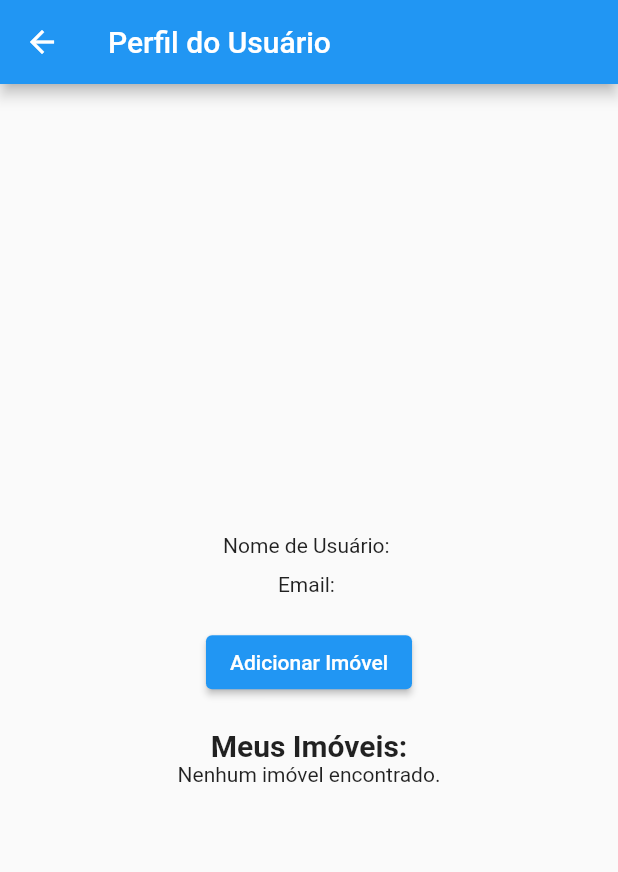
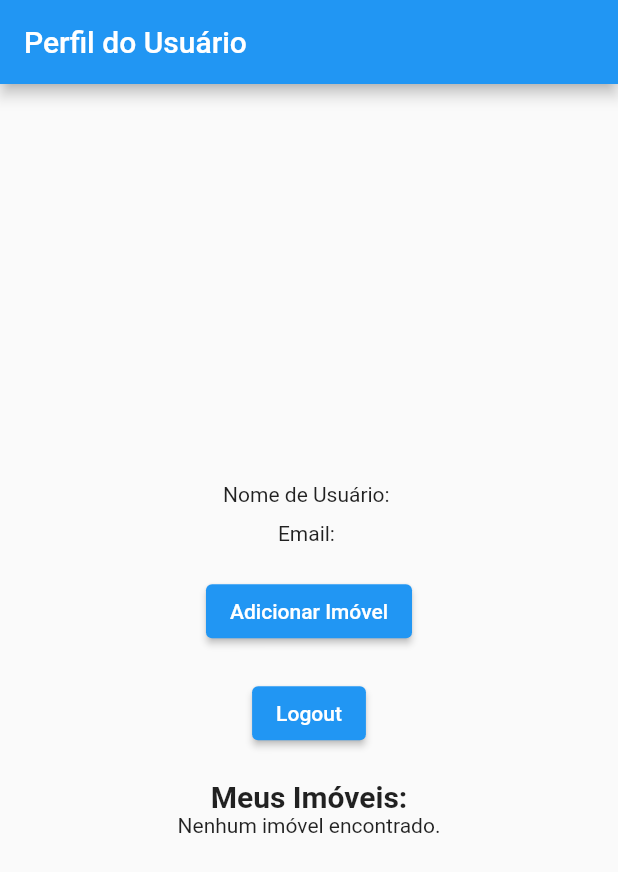
Before and after one commit to jovitif/House-Rental-Mobile-App, a Flutter app: the screen it shows after launch, after a tap on "Entrar", on a phone screen of 412 x 824 dp. Shown: the top 872 px of the screen. Run offline on Flutter 3.47's test engine with Material 2 defaults, Android fonts, the light colour scheme and no system bars; our stand-ins replace cloud_firestore, firebase_auth, firebase_core, firebase_storage, image_picker; accounts and stored records are empty; network calls fail.

```diff
--- a/houserental/lib/pages/login_form.dart
+++ b/houserental/lib/pages/login_form.dart
@@ -62,15 +62,16 @@ class _LoginPageState extends State<LoginPage> {
               SizedBox(height: 50.0),
               ClassicButton(
                 text: 'Entrar',
-                onPressed: () {
+                onPressed: () async {
                   // Obtenha os valores do campo de texto
                   String email = emailController.text;
                   String password = passwordController.text;
 
                   // Chame a função de login
-                  loginUser(email, password);
+                  await loginUser(email, password);
 
-                  // Lógica de botão
+                  // Saia da tela de login e vá para a tela do usuário
+                  Navigator.pop(context); // Isso irá fechar a tela de login
                   Navigator.pushNamed(context, '/tela_usuario');
                 },
               ),
--- a/houserental/lib/pages/user_profile_page.dart
+++ b/houserental/lib/pages/user_profile_page.dart
@@ -9,7 +9,7 @@ class UserProfilePage extends StatefulWidget {
 
 class _UserProfilePageState extends State<UserProfilePage> {
   User? user;
-  late List<QueryDocumentSnapshot> userProperties;
+  late List<QueryDocumentSnapshot> userProperties = [];
 
   Future<void> getUser() async {
     User? currentUser = FirebaseAuth.instance.currentUser;
@@ -33,7 +33,7 @@ class _UserProfilePageState extends State<UserProfilePage> {
 
   Future<void> logout() async {
     await FirebaseAuth.instance.signOut();
-    Navigator.of(context).pop();
+    Navigator.pushReplacementNamed(context, '/login');
   }
 
   void navigateToAddProperty() {
@@ -79,6 +79,13 @@ class _UserProfilePageState extends State<UserProfilePage> {
                 child: Text('Adicionar Imóvel'),
               ),
               SizedBox(height: 20.0),
+              ElevatedButton(
+                onPressed: () {
+                  logout(); // Chame a função de logout ao pressionar o botão.
+                },
+                child: Text('Logout'),
+              ),
+              SizedBox(height: 20.0),
               Text(
                 'Meus Imóveis:',
                 style: TextStyle(fontSize: 20.0, fontWeight: FontWeight.bold),
--- a/houserental/pubspec.yaml
+++ b/houserental/pubspec.yaml
@@ -41,9 +41,6 @@ dependencies:
   image_picker: ^0.8.4
   cloud_firestore: ^4.9.1
   firebase_storage: ^11.2.6
-  google_maps_flutter: ^2.5.0
-  geolocator: ^10.0.1
-  geocoding: ^2.1.0
   #firebase_core_web: ^2.7.0
  # google_maps_flutter: ^2.4.0
 
```
Also changed, not shown: houserental/lib/pages/add_property_page.dart (+22 -48 lines), houserental/pubspec.lock, 3 other files.
